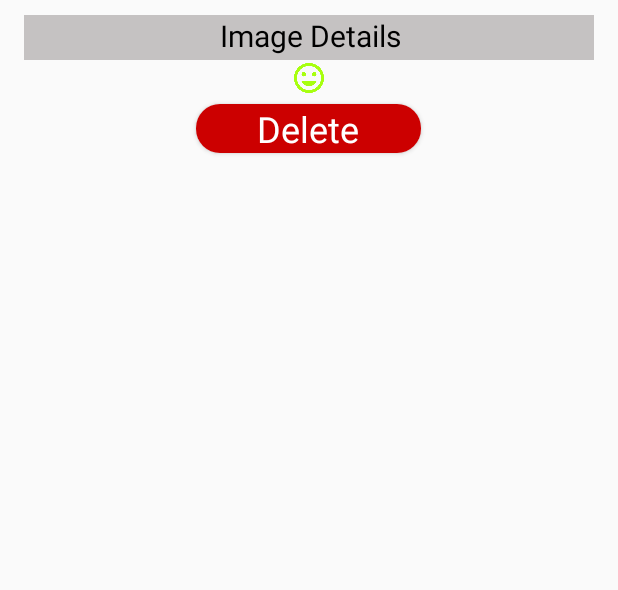
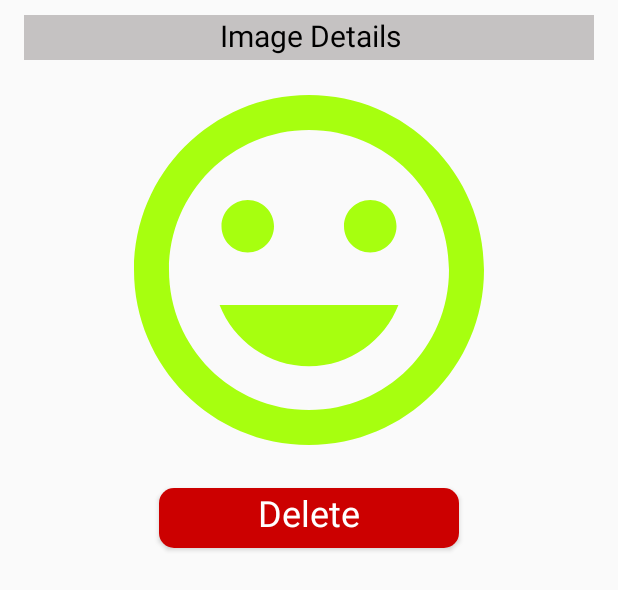
Before and after one commit to maneeshalakshani/Glimmer_Threads, an Android app: the layout single_row.xml on its own in the app's theme, with its tools: preview values and no code run, on a phone screen of 412 x 824 dp. Shown: the top 590 px of the screen. Run offline under Robolectric (Android 15) with nearby library versions, the light colour scheme and no system bars.

Commit message:
Height of image

```diff
--- a/app/src/main/res/layout/row_voucher.xml
+++ b/app/src/main/res/layout/row_voucher.xml
@@ -64,7 +64,7 @@
                     android:layout_height="match_parent"
                     android:text="Get Voucher"
                     android:textAlignment="center"
-                    android:background="@android:color/holo_red_dark"
+                    android:background="#E91E63"
                     android:textColor="@android:color/white" />
             </androidx.cardview.widget.CardView>
 
--- a/app/src/main/res/layout/single_row.xml
+++ b/app/src/main/res/layout/single_row.xml
@@ -19,25 +19,25 @@
 
     <ImageView
         android:layout_width="match_parent"
-        android:layout_height="wrap_content"
+        android:layout_height="280dp"
         android:id="@+id/sr_imageRow"
         android:layout_below="@id/imageDetailsTV"
         android:src="@drawable/mood"/>
 
     <androidx.cardview.widget.CardView
         android:id="@+id/voucher_delete_btn"
-        android:layout_width="wrap_content"
-        android:layout_height="wrap_content"
-        app:cardCornerRadius="16dp"
+        android:layout_width="200dp"
+        android:layout_height="40dp"
+        app:cardCornerRadius="10dp"
         android:layout_marginTop="5dp"
-        android:layout_marginBottom="5dp"
+        android:layout_marginBottom="15dp"
         android:layout_centerHorizontal="true"
         android:layout_below="@id/sr_imageRow">
 
         <TextView
             android:textSize="24sp"
-            android:layout_width="150dp"
-            android:layout_height="wrap_content"
+            android:layout_width="match_parent"
+            android:layout_height="match_parent"
             android:text="Delete"
             android:textAlignment="center"
             android:background="@android:color/holo_red_dark"
```
Also changed, not shown: app/src/main/res/layout/row_discount_customers.xml (+0 -16 lines).
